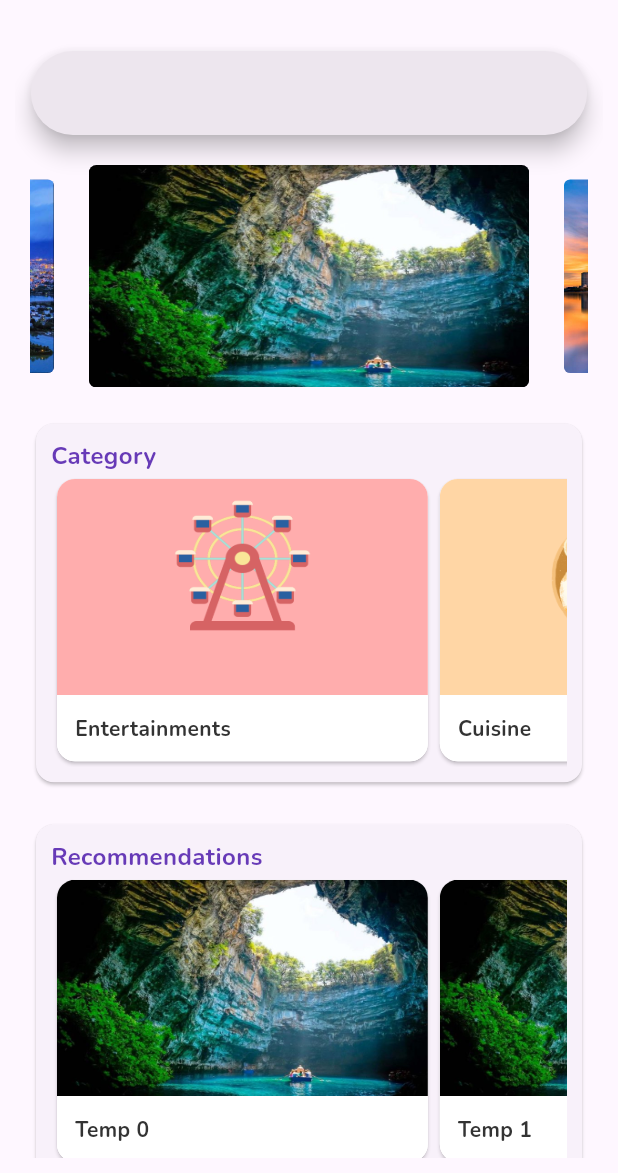
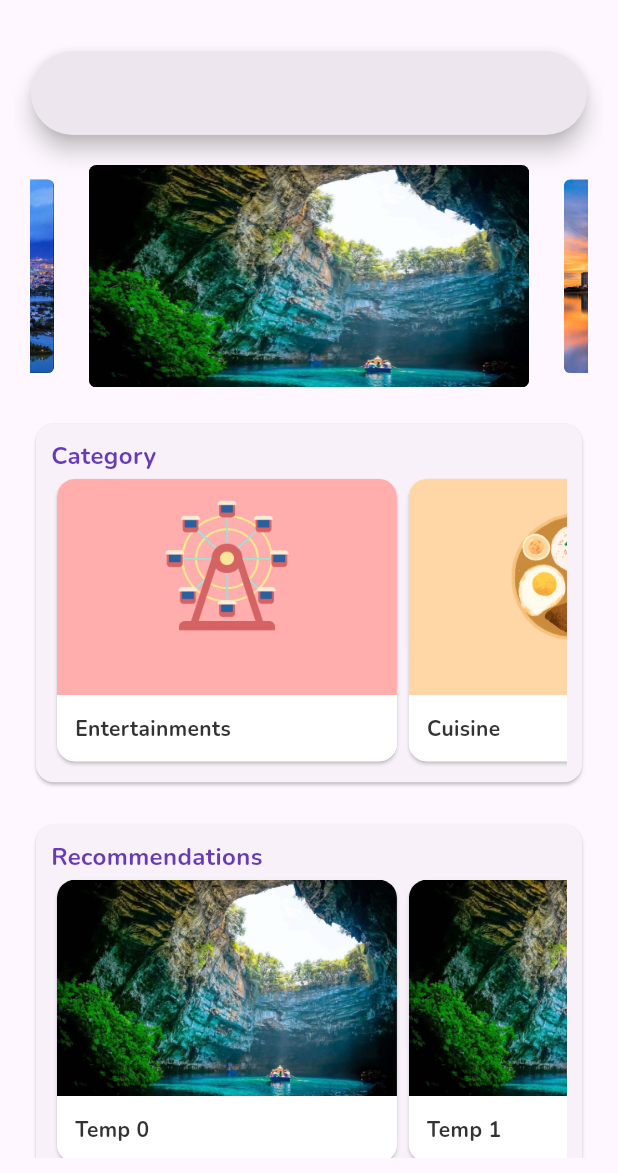
Before and after one commit to ngkhuong831/travo, a Flutter app: the screen it shows once a user with an empty profile is signed in, on a phone screen of 412 x 824 dp, the part 63-1236 px from its top. Run offline on Flutter 3.47's test engine with Material 2 defaults, Android fonts, the light colour scheme and no system bars; drawn by our look-alikes of carousel_slider; our stand-ins replace firebase_auth, firebase_core, google_fonts; missing offline and left inert: dart:js; accounts and stored records are empty.

Commit message:
Update UI templates
UI: profile, setting, listing, detail screens added.
README: updated

```diff
--- a/lib/screens/home_screen.dart
+++ b/lib/screens/home_screen.dart
@@ -1,3 +1,4 @@
+// ignore: unused_import
 import 'dart:js';
 
 import 'package:firebase_auth/firebase_auth.dart';
@@ -5,7 +6,11 @@ import 'package:google_fonts/google_fonts.dart';
 import 'package:travo/auth/auth.dart';
 import 'package:flutter/material.dart';
 import 'package:carousel_slider/carousel_slider.dart';
+import 'package:travo/screens/listing_screen.dart';
+import 'package:travo/screens/profile_screen.dart';
+import 'package:travo/screens/setting_screen.dart';
 
+// ignore: must_be_immutable
 class HomeScreen extends StatelessWidget {
   HomeScreen({super.key});
 
@@ -35,8 +40,26 @@ class HomeScreen extends StatelessWidget {
     "Beaches",
   ];
 
+  List<Color> themeCodes = [
+    Color(0xffffadad),
+    Color(0xffffd6a5),
+    Color(0xffF9e698),
+    Color(0xff0aa374),
+    Color(0xff9bf6ff),
+    Color(0xffa0c4ff),
+    Color(0xffbdb2ff),
+    Color(0xffffc6ff),
+  ];
+
   Future<void> signOut() async {
     await Auth().signOut();
+  }
+
+  void redirect(destination, context) {
+    Navigator.push(
+      context,
+      MaterialPageRoute(builder: (context) => destination()),
+    );
   }
 
   Widget _title() {
@@ -75,14 +98,14 @@ class HomeScreen extends StatelessWidget {
     );
   }
 
-  Widget _signOutBtn() {
+  Widget _btn(name, Function() func) {
     return Padding(
       padding: const EdgeInsets.all(10.0),
       child: ElevatedButton(
-        onPressed: signOut,
-        child: const Padding(
-          padding: EdgeInsets.all(10.0),
-          child: Text('Sign Out'),
+        onPressed: func,
+        child: Padding(
+          padding: const EdgeInsets.all(10.0),
+          child: Text(name),
         ),
       ),
     );
@@ -97,7 +120,26 @@ class HomeScreen extends StatelessWidget {
             _ava(context),
             _displayName(),
             _Uid(),
-            _signOutBtn(),
+            _btn("Sign Out", signOut),
+            _btn(
+              "Profile",
+              () {
+                Navigator.push(
+                  context,
+                  MaterialPageRoute(builder: (context) => ProfileScreen()),
+                );
+              },
+            ),
+            _btn(
+              "Settings",
+              () {
+                Navigator.push(
+                  context,
+                  MaterialPageRoute(
+                      builder: (context) => const SettingScreen()),
+                );
+              },
+            ),
           ],
         ),
       ),
@@ -191,9 +233,27 @@ class HomeScreen extends StatelessWidget {
           shrinkWrap: true,
           scrollDirection: Axis.horizontal,
           itemCount: categories.length,
-        itemBuilder: (BuildContext context, int index) => Card(
+          itemBuilder: (BuildContext context, int index) => GestureDetector(
+              onTap: () {
+                Navigator.push(
+                  context,
+                  MaterialPageRoute(
+                    builder: (context) => ListingScreen(
+                      name: categories[index],
+                      photoURL: "assets/images/categories/$index.png",
+                      themeCode: themeCodes[index],
+                    ),
+                  ),
+                );
+              },
+              child: _cardListItem(context, index))),
+    );
+  }
+
+  Widget _cardListItem(context, index) {
+    return Card(
       child: Container(
-            width: MediaQuery.of(context).size.width * 0.6,
+        width: MediaQuery.of(context).size.width * 0.55,
         decoration: BoxDecoration(
           borderRadius: BorderRadius.circular(12),
           color: Colors.white,
@@ -208,15 +268,14 @@ class HomeScreen extends StatelessWidget {
                       topRight: Radius.circular(12),
                       topLeft: Radius.circular(12)),
                   image: DecorationImage(
-                        image:
-                            AssetImage("assets/images/categories/$index.png"),
+                    image: AssetImage("assets/images/categories/$index.png"),
                     fit: BoxFit.fill,
                   ),
                 ),
               ),
             ),
             Container(
-                  width: MediaQuery.of(context).size.width * 0.6,
+              width: MediaQuery.of(context).size.width * 0.55,
               decoration: const BoxDecoration(
                   color: Colors.white,
                   borderRadius: BorderRadius.only(
@@ -234,8 +293,6 @@ class HomeScreen extends StatelessWidget {
           ],
         ),
       ),
-        ),
-      ),
     );
   }
 
@@ -245,9 +302,15 @@ class HomeScreen extends StatelessWidget {
           shrinkWrap: true,
           scrollDirection: Axis.horizontal,
           itemCount: 10,
-        itemBuilder: (BuildContext context, int index) => Card(
+          itemBuilder: (BuildContext context, int index) =>
+              _tempListItem(context, index)),
+    );
+  }
+
+  Widget _tempListItem(context, index) {
+    return Card(
       child: Container(
-            width: MediaQuery.of(context).size.width * 0.6,
+        width: MediaQuery.of(context).size.width * 0.55,
         decoration: BoxDecoration(
           borderRadius: BorderRadius.circular(12),
           color: Colors.white,
@@ -262,15 +325,15 @@ class HomeScreen extends StatelessWidget {
                       topRight: Radius.circular(12),
                       topLeft: Radius.circular(12)),
                   image: DecorationImage(
-                        image: AssetImage(
-                            "assets/images/carousel/carousel (1).jpg"),
+                    image:
+                        AssetImage("assets/images/carousel/carousel (1).jpg"),
                     fit: BoxFit.fill,
                   ),
                 ),
               ),
             ),
             Container(
-                  width: MediaQuery.of(context).size.width * 0.6,
+              width: MediaQuery.of(context).size.width * 0.55,
               decoration: const BoxDecoration(
                   color: Colors.white,
                   borderRadius: BorderRadius.only(
@@ -286,8 +349,6 @@ class HomeScreen extends StatelessWidget {
               ),
             )
           ],
-            ),
-          ),
         ),
       ),
     );
@@ -315,7 +376,8 @@ class HomeScreen extends StatelessWidget {
               _categorycard(context, 'Category', _categoryList()),
               _categorycard(context, 'Recommendations', _temp()),
               _categorycard(context, 'Nearby', _temp()),
-              ]),
+            ],
+          ),
         ),
       ),
     );
```
Also changed, not shown: lib/screens/detail_screen.dart (added, +126 -0 lines), lib/screens/listing_screen.dart (added, +103 -0 lines), lib/screens/profile_screen.dart (added, +75 -0 lines), lib/screens/setting_screen.dart (added, +20 -0 lines), md/1.PNG (added), md/2.PNG (added), md/3.PNG (added), md/4.PNG (added), md/5.PNG (added), md/logo.png (added), 1 other file. Lines whose indentation alone changed are shown as unchanged.
